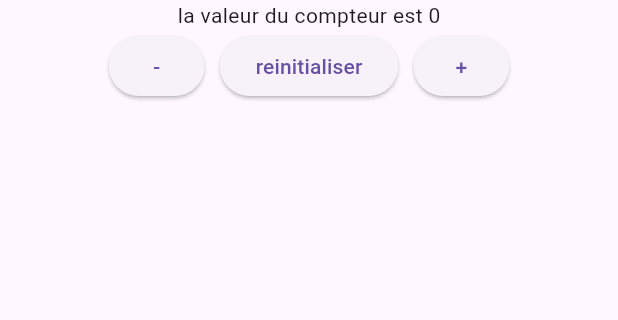
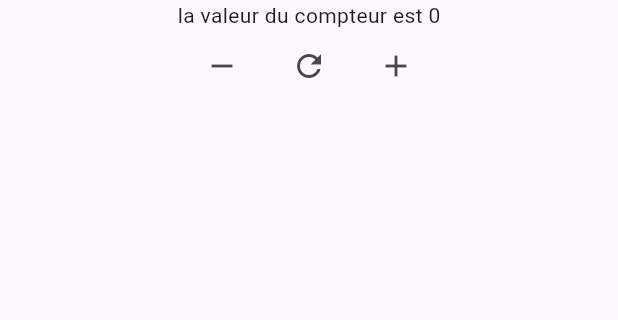
Before and after one commit to zakariadjellouli/flutter_atelier_04, a Flutter app: the screen it shows after launch, on a phone screen of 412 x 824 dp, the part 582-902 px from its top. Run offline on Flutter 3.47's test engine with Material 3 defaults, Android fonts, the light colour scheme and no system bars.

Commit message:
etape 4 : commit de question 4

```diff
--- a/lib/main.dart
+++ b/lib/main.dart
@@ -27,31 +27,31 @@ class _MyWidgetState extends State<MyWidget> {
               Row(
                 mainAxisAlignment: MainAxisAlignment.center,
                 children: [
-                  ElevatedButton(
+                  IconButton(
                     onPressed: () {
                       setState(() {
                         compteur--;
                       });
                     },
-                    child: Text("-"),
+                    icon: Icon(Icons.remove),
                   ),
                   SizedBox(width: 10),
-                  ElevatedButton(
+                  IconButton(
                     onPressed: () {
                       setState(() {
                         compteur = 0;
                       });
                     },
-                    child: Text("reinitialiser"),
+                    icon: Icon(Icons.refresh),
                   ),
                   SizedBox(width: 10),
-                  ElevatedButton(
+                  IconButton(
                     onPressed: () {
                       setState(() {
                         compteur++;
                       });
                     },
-                    child: Text("+"),
+                    icon: Icon(Icons.add),
                   ),
                 ],
               ),
```
